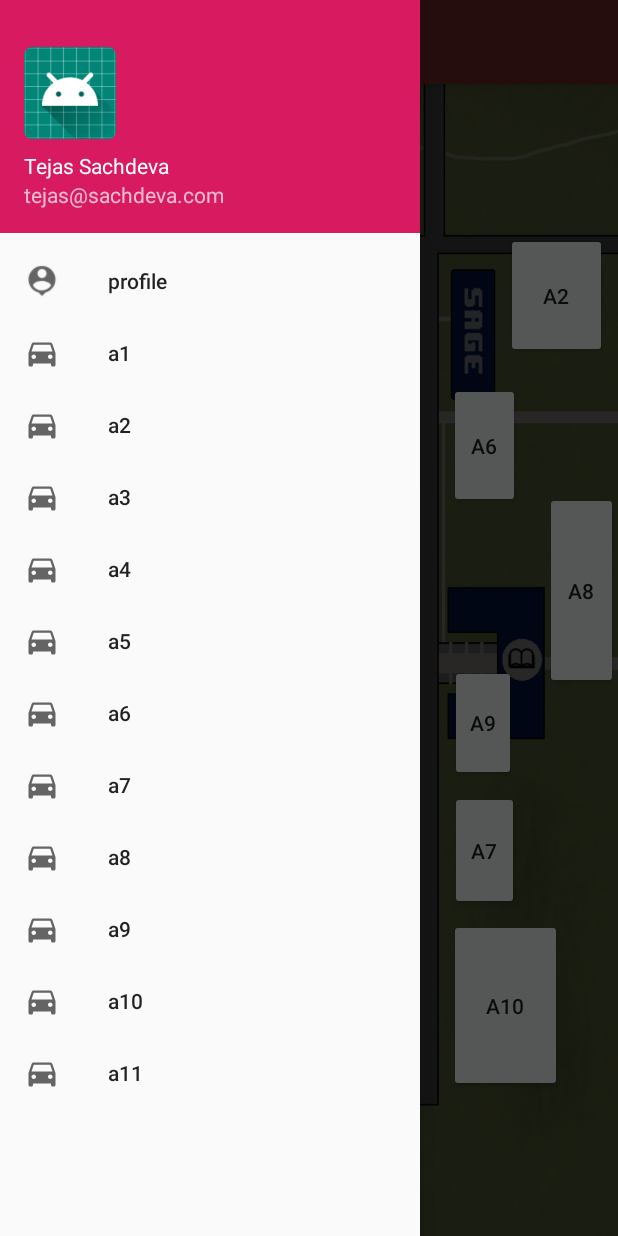
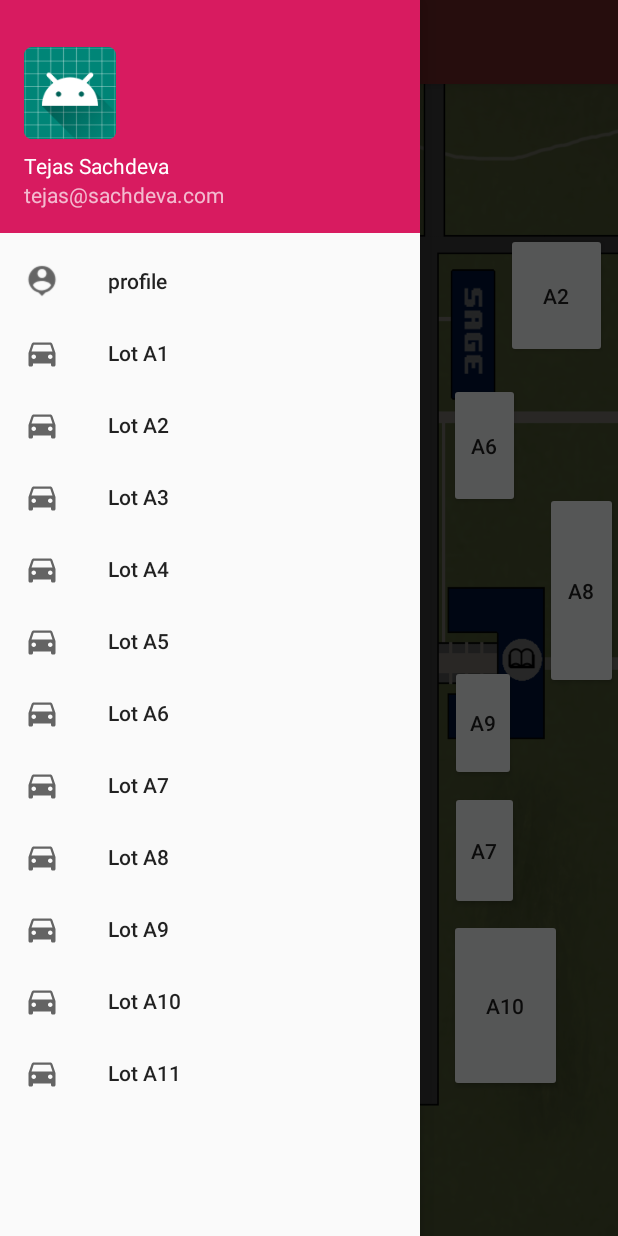
Before and after one commit to tejas-schdv/CILot, an Android app: the screen it shows after launch (MainActivity), with the side drawer open, on a phone screen of 412 x 824 dp. Run offline under Robolectric (Android 15) with nearby library versions, the phone set to English and light mode, and no system bars; our stand-ins replace Firebase (no records; nobody signed in at launch, a user with empty details on screens opened directly); libraries missing offline, so code that uses them is left out: com.github.mikephil.charting.

Commit message:
Update Hamburger Title Name

```diff
--- a/app/src/main/res/menu/drawer_menu.xml
+++ b/app/src/main/res/menu/drawer_menu.xml
@@ -12,58 +12,58 @@
         <item
             android:id="@+id/lot_a1"
             android:icon="@drawable/ic_directions_car_black_24dp"
-            android:title="a1" />
+            android:title="Lot A1" />
 
         <item
             android:id="@+id/lot_a2"
             android:icon="@drawable/ic_directions_car_black_24dp"
-            android:title="a2" />
+            android:title="Lot A2" />
 
         <item
             android:id="@+id/lot_a3"
             android:icon="@drawable/ic_directions_car_black_24dp"
-            android:title="a3" />
+            android:title="Lot A3" />
 
         <item
             android:id="@+id/lot_a4"
             android:icon="@drawable/ic_directions_car_black_24dp"
-            android:title="a4" />
+            android:title="Lot A4" />
 
         <item
             android:id="@+id/lot_a5"
             android:icon="@drawable/ic_directions_car_black_24dp"
-            android:title="a5" />
+            android:title="Lot A5" />
 
         <item
             android:id="@+id/lot_a6"
             android:icon="@drawable/ic_directions_car_black_24dp"
-            android:title="a6" />
+            android:title="Lot A6" />
 
 
         <item
             android:id="@+id/lot_a7"
             android:icon="@drawable/ic_directions_car_black_24dp"
-            android:title="a7" />
+            android:title="Lot A7" />
 
         <item
             android:id="@+id/lot_a8"
             android:icon="@drawable/ic_directions_car_black_24dp"
-            android:title="a8" />
+            android:title="Lot A8" />
 
         <item
             android:id="@+id/lot_a9"
             android:icon="@drawable/ic_directions_car_black_24dp"
-            android:title="a9" />
+            android:title="Lot A9" />
 
         <item
             android:id="@+id/lot_a10"
             android:icon="@drawable/ic_directions_car_black_24dp"
-            android:title="a10" />
+            android:title="Lot A10" />
 
         <item
             android:id="@+id/lot_a11"
             android:icon="@drawable/ic_directions_car_black_24dp"
-            android:title="a11" />
+            android:title="Lot A11" />
 
     </group>
 
```
